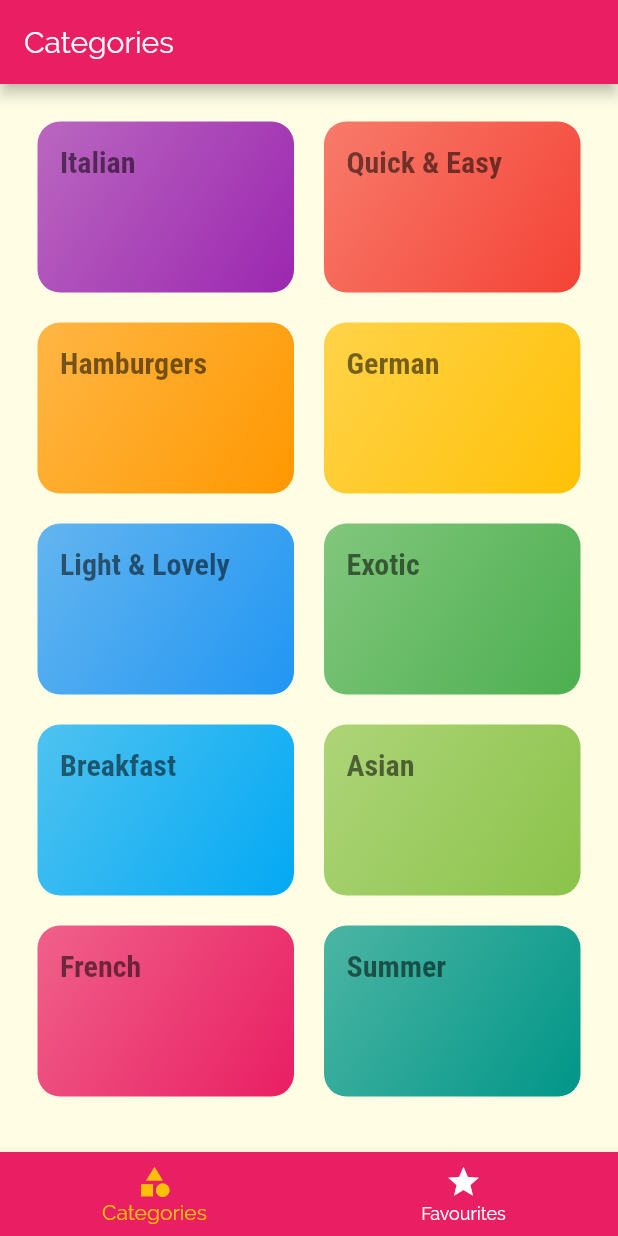
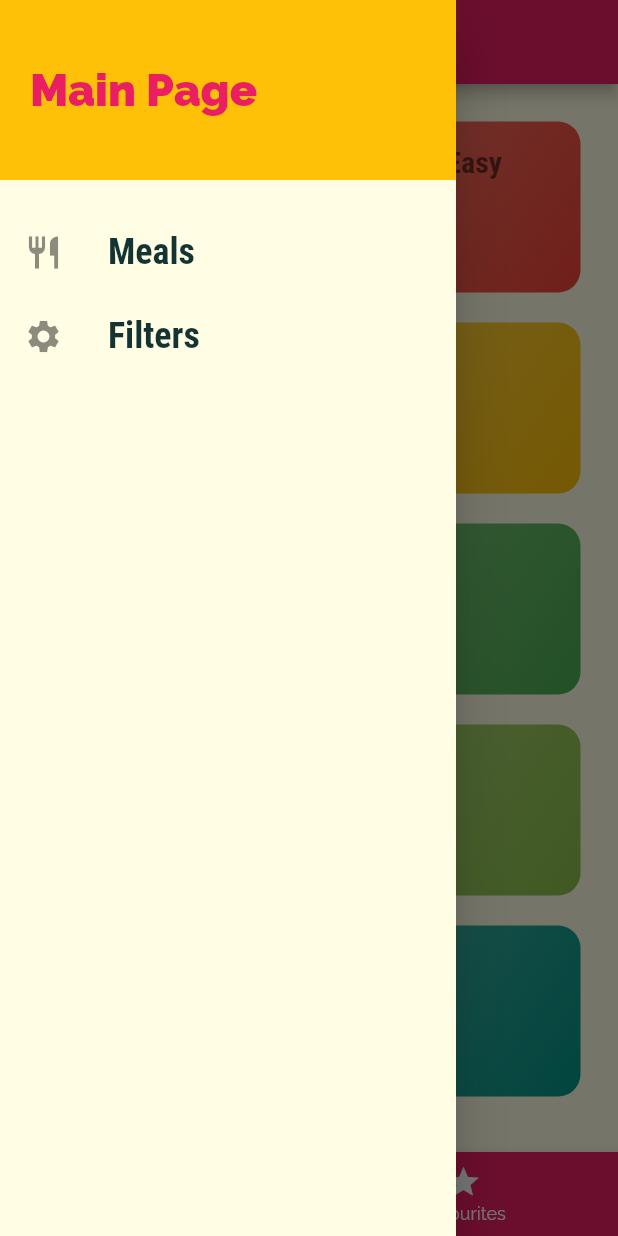
Before and after one commit to LeftTwixWand/MealsApp, a Flutter app: the screen it shows after launch, with the side drawer open (before the commit the screen has no drawer), on a phone screen of 412 x 824 dp. Run offline on Flutter 3.47's test engine with Material 2 defaults, Android fonts, the phone set to English and light mode, and no system bars.

Commit message:
Added side panel, using Drawr widget

```diff
--- a/lib/screens/tabs_screen.dart
+++ b/lib/screens/tabs_screen.dart
@@ -1,4 +1,5 @@
 import 'package:flutter/material.dart';
+import '../widgets/main_drawr.dart';
 import './favourites_screen.dart';
 import './categories_screen.dart';
 
@@ -9,10 +10,7 @@ class TabScreen extends StatefulWidget {
 
 class _TabScreenState extends State<TabScreen> {
   final List<Map<String, Object>> _pages = [
-    {
-      'page': CategoriesScreen(),
-      'title': 'Categories',
-    },
+    {'page': CategoriesScreen(), 'title': 'Categories'},
     {'page': FavouritesScreen(), 'title': 'Favourites'},
   ];
 
@@ -32,6 +30,7 @@ class _TabScreenState extends State<TabScreen> {
         appBar: AppBar(
           title: Text(_pages[_selectedPageIndex]['title'] as String),
         ),
+        drawer: MainDrawr(),
         bottomNavigationBar: BottomNavigationBar(
           unselectedItemColor: Colors.white,
           selectedItemColor: Theme.of(context).accentColor,
--- /dev/null
+++ b/lib/widgets/main_drawr.dart
@@ -0,0 +1,48 @@
+import 'package:flutter/material.dart';
+
+class MainDrawr extends StatelessWidget {
+  Widget _buildListTile(String title, IconData icon) => ListTile(
+        leading: Icon(
+          icon,
+          size: 26,
+        ),
+        title: Text(
+          '$title',
+          style: TextStyle(
+              fontFamily: 'RobotoCondensed',
+              fontSize: 24,
+              fontWeight: FontWeight.bold),
+        ),
+        onTap: () {},
+      );
+
+  @override
+  Widget build(BuildContext context) {
+    return Drawer(
+      child: Column(
+        children: <Widget>[
+          Container(
+            height: 120,
+            width: double.infinity,
+            padding: const EdgeInsets.all(20),
+            alignment: Alignment.centerLeft,
+            color: Theme.of(context).accentColor,
+            child: Text(
+              'Main Page',
+              style: TextStyle(
+                fontWeight: FontWeight.w900,
+                fontSize: 30,
+                color: Theme.of(context).primaryColor,
+              ),
+            ),
+          ),
+          SizedBox(
+            height: 20,
+          ),
+          _buildListTile('Meals', Icons.restaurant),
+          _buildListTile('Filters', Icons.settings),
+        ],
+      ),
+    );
+  }
+}
```
